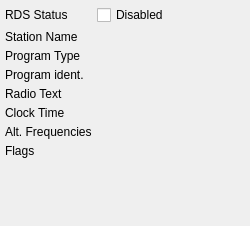
Old version of the form qtgui/dockrds.ui in the repository gqrx-sdr/gqrx.
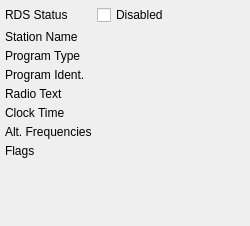
New version of the form.

Commit message: Correct capitalization in RDS panel

The edit to the form file:
```diff
--- a/qtgui/dockrds.ui
+++ b/qtgui/dockrds.ui
@@ -107,7 +107,7 @@
     <item row="3" column="0">
      <widget class="QLabel" name="label_4">
       <property name="text">
-       <string>Program ident.</string>
+       <string>Program Ident.</string>
       </property>
      </widget>
     </item>
```
